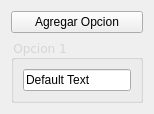
nclettiere/Quester, file src/internal/private/makedialoguewidget.ui: the form before one commit.
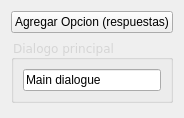
The form after the commit.

Commit message: New layout for MakeDialogue & RunDialogue

Patch:
```diff
--- a/src/internal/private/makedialoguewidget.ui
+++ b/src/internal/private/makedialoguewidget.ui
@@ -7,7 +7,7 @@
     <x>0</x>
     <y>0</y>
     <width>154</width>
-    <height>112</height>
+    <height>118</height>
    </rect>
   </property>
   <property name="windowTitle">
@@ -19,7 +19,7 @@
      <item alignment="Qt::AlignTop">
       <widget class="QPushButton" name="pushButton">
        <property name="text">
-        <string>Agregar Opcion</string>
+        <string>Agregar Opcion (respuestas)</string>
        </property>
       </widget>
      </item>
@@ -37,7 +37,7 @@
           <string notr="true">color: #d5d5d5;</string>
          </property>
          <property name="title">
-          <string>Opcion 1</string>
+          <string>Dialogo principal</string>
          </property>
          <layout class="QGridLayout" name="gridLayout_2">
           <item row="0" column="0">
@@ -46,7 +46,7 @@
              <string notr="true">color: black;</string>
             </property>
             <property name="text">
-             <string>Default Text</string>
+             <string>Main dialogue</string>
             </property>
            </widget>
           </item>
```
The commit also changes 6 other files.
